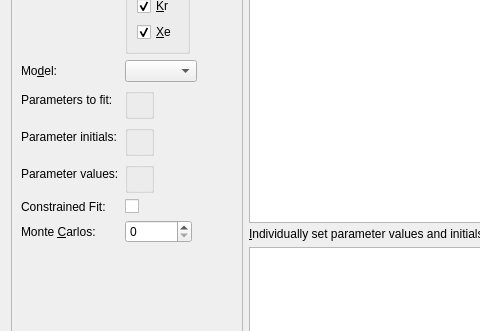
First picture: the form in src/gui/fitsetupwidget.ui, repository MichaelWJung/panga, before the edit; both pictures show x 0 to 480 and y 146 to 477 of the 981 by 742 pixel window.
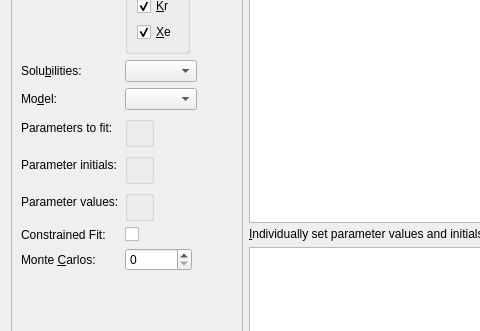
Second picture: the form after the edit. Custom widgets are drawn as their Qt base class.

What changed in the file:
```diff
--- a/src/gui/fitsetupwidget.ui
+++ b/src/gui/fitsetupwidget.ui
@@ -127,7 +127,27 @@
            </layout>
           </widget>
          </item>
-         <item row="2" column="0">
+        <item row="2" column="0">
+          <widget class="QLabel" name="solubility_label">
+           <property name="text">
+            <string>Solu&amp;bilities:</string>
+           </property>
+           <property name="buddy">
+            <cstring>solubility_combo_box</cstring>
+           </property>
+          </widget>
+         </item>
+         <item row="2" column="1">
+          <widget class="QComboBox" name="solubility_combo_box">
+           <property name="sizePolicy">
+            <sizepolicy hsizetype="Preferred" vsizetype="Fixed">
+             <horstretch>0</horstretch>
+             <verstretch>0</verstretch>
+            </sizepolicy>
+           </property>
+          </widget>
+         </item>
+         <item row="3" column="0">
           <widget class="QLabel" name="model_label">
            <property name="text">
             <string>Mo&amp;del:</string>
@@ -137,7 +157,7 @@
            </property>
           </widget>
          </item>
-         <item row="2" column="1">
+         <item row="3" column="1">
           <widget class="QComboBox" name="model_combo_box">
            <property name="sizePolicy">
             <sizepolicy hsizetype="Preferred" vsizetype="Fixed">
@@ -147,14 +167,14 @@
            </property>
           </widget>
          </item>
-         <item row="3" column="0">
+         <item row="4" column="0">
           <widget class="QLabel" name="parameters_to_fit_label">
            <property name="text">
             <string>Parameters to fit:</string>
            </property>
           </widget>
          </item>
-         <item row="3" column="1">
+         <item row="4" column="1">
           <widget class="QGroupBox" name="parameters_group_box">
            <property name="title">
             <string/>
@@ -162,14 +182,14 @@
            <layout class="QVBoxLayout" name="verticalLayout_3"/>
           </widget>
          </item>
-         <item row="4" column="0">
+         <item row="5" column="0">
           <widget class="QLabel" name="initials_label">
            <property name="text">
             <string>Parameter initials:</string>
            </property>
           </widget>
          </item>
-         <item row="4" column="1">
+         <item row="5" column="1">
           <widget class="QGroupBox" name="initials_group_box">
            <property name="title">
             <string/>
@@ -177,14 +197,14 @@
            <layout class="QGridLayout" name="gridLayout"/>
           </widget>
          </item>
-         <item row="5" column="0">
+         <item row="6" column="0">
           <widget class="QLabel" name="values_label">
            <property name="text">
             <string>Parameter values:</string>
            </property>
           </widget>
          </item>
-         <item row="5" column="1">
+         <item row="6" column="1">
           <widget class="QGroupBox" name="values_group_box">
            <property name="title">
             <string/>
@@ -192,7 +212,7 @@
            <layout class="QGridLayout" name="gridLayout_2"/>
           </widget>
          </item>
-         <item row="7" column="0">
+         <item row="8" column="0">
           <widget class="QLabel" name="n_monte_carlos_label">
            <property name="text">
             <string>Monte &amp;Carlos:</string>
@@ -202,7 +222,7 @@
            </property>
           </widget>
          </item>
-         <item row="7" column="1">
+         <item row="8" column="1">
           <widget class="QSpinBox" name="n_monte_carlos_spin_box">
            <property name="maximum">
             <number>99999999</number>
@@ -222,14 +242,14 @@
            </property>
           </widget>
          </item>
-         <item row="6" column="1">
+         <item row="7" column="1">
           <widget class="QCheckBox" name="constrained_fit_checkbox">
            <property name="text">
             <string/>
            </property>
           </widget>
          </item>
-         <item row="6" column="0">
+         <item row="7" column="0">
           <widget class="QLabel" name="constrained_fit_label">
            <property name="text">
             <string>Constrained Fit:</string>
```
Left out of the diff: 1 changed line with no effect on the pictures.
